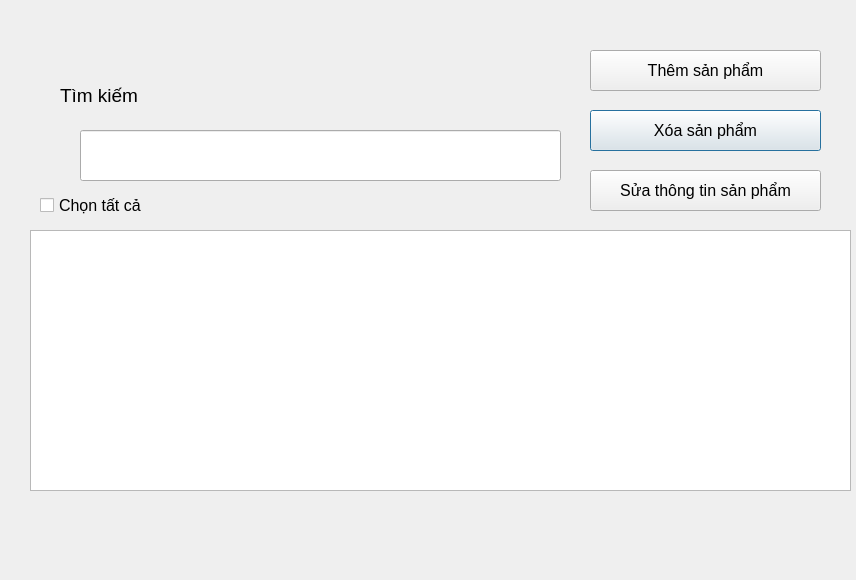
suofujita/nekolibro, file categorieswindow.ui: the form before one commit.
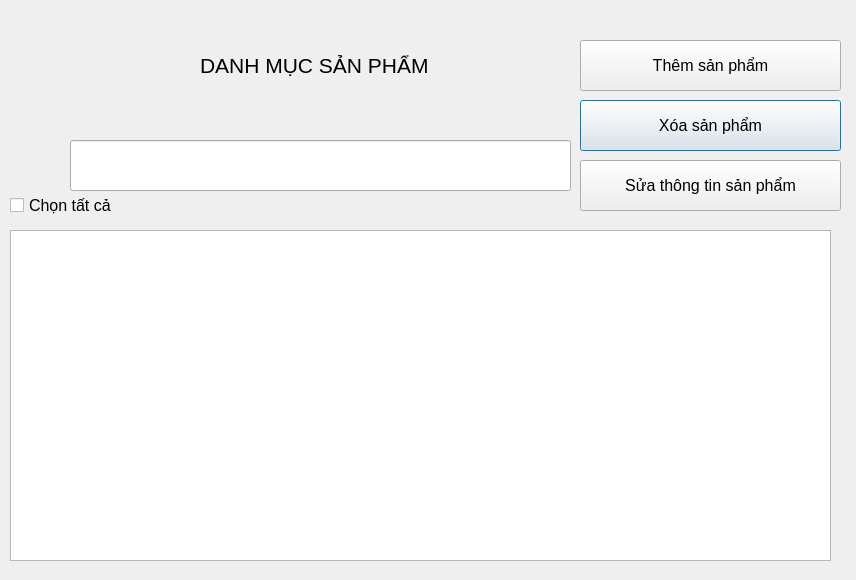
The form after the commit. Icons and pictures are not drawn.

What changed in the file:
```diff
--- a/categorieswindow.ui
+++ b/categorieswindow.ui
@@ -31,31 +31,13 @@
     <number>0</number>
    </property>
    <widget class="QWidget" name="main_categories">
-    <widget class="QLabel" name="label">
-     <property name="geometry">
-      <rect>
-       <x>50</x>
-       <y>60</y>
-       <width>481</width>
-       <height>51</height>
-      </rect>
-     </property>
-     <property name="font">
-      <font>
-       <pointsize>14</pointsize>
-      </font>
-     </property>
-     <property name="text">
-      <string>Tìm kiếm</string>
-     </property>
-    </widget>
     <widget class="QPushButton" name="remove_book">
      <property name="geometry">
       <rect>
-       <x>580</x>
-       <y>100</y>
-       <width>231</width>
-       <height>41</height>
+       <x>570</x>
+       <y>90</y>
+       <width>261</width>
+       <height>51</height>
       </rect>
      </property>
      <property name="font">
@@ -66,14 +48,24 @@
      <property name="text">
       <string>Xóa sản phẩm</string>
      </property>
+     <property name="icon">
+      <iconset resource="galeries.qrc">
+       <normaloff>:/image/remove_2.png</normaloff>:/image/remove_2.png</iconset>
+     </property>
+     <property name="iconSize">
+      <size>
+       <width>30</width>
+       <height>30</height>
+      </size>
+     </property>
     </widget>
     <widget class="QPushButton" name="to_add_book">
      <property name="geometry">
       <rect>
-       <x>580</x>
-       <y>40</y>
-       <width>231</width>
-       <height>41</height>
+       <x>570</x>
+       <y>30</y>
+       <width>261</width>
+       <height>51</height>
       </rect>
      </property>
      <property name="font">
@@ -84,13 +76,23 @@
      <property name="text">
       <string>Thêm sản phẩm</string>
      </property>
+     <property name="icon">
+      <iconset resource="galeries.qrc">
+       <normaloff>:/image/add.png</normaloff>:/image/add.png</iconset>
+     </property>
+     <property name="iconSize">
+      <size>
+       <width>30</width>
+       <height>30</height>
+      </size>
+     </property>
     </widget>
     <widget class="QLineEdit" name="search">
      <property name="geometry">
       <rect>
-       <x>70</x>
-       <y>120</y>
-       <width>481</width>
+       <x>60</x>
+       <y>130</y>
+       <width>501</width>
        <height>51</height>
       </rect>
      </property>
@@ -103,10 +105,10 @@
     <widget class="QPushButton" name="infor_edit">
      <property name="geometry">
       <rect>
-       <x>580</x>
-       <y>160</y>
-       <width>231</width>
-       <height>41</height>
+       <x>570</x>
+       <y>150</y>
+       <width>261</width>
+       <height>51</height>
       </rect>
      </property>
      <property name="font">
@@ -117,14 +119,24 @@
      <property name="text">
       <string>Sửa thông tin sản phẩm</string>
      </property>
+     <property name="icon">
+      <iconset resource="galeries.qrc">
+       <normaloff>:/image/edit.png</normaloff>:/image/edit.png</iconset>
+     </property>
+     <property name="iconSize">
+      <size>
+       <width>30</width>
+       <height>30</height>
+      </size>
+     </property>
     </widget>
     <widget class="QLabel" name="label_8">
      <property name="geometry">
       <rect>
        <x>0</x>
-       <y>110</y>
-       <width>61</width>
-       <height>61</height>
+       <y>130</y>
+       <width>51</width>
+       <height>41</height>
       </rect>
      </property>
      <property name="text">
@@ -140,10 +152,10 @@
     <widget class="QTableView" name="categories_table">
      <property name="geometry">
       <rect>
-       <x>20</x>
+       <x>0</x>
        <y>220</y>
        <width>821</width>
-       <height>261</height>
+       <height>331</height>
       </rect>
      </property>
      <property name="font">
@@ -158,7 +170,7 @@
     <widget class="QCheckBox" name="checkBox">
      <property name="geometry">
       <rect>
-       <x>30</x>
+       <x>0</x>
        <y>180</y>
        <width>121</width>
        <height>31</height>
@@ -173,6 +185,43 @@
       <string>Chọn tất cả</string>
      </property>
     </widget>
+    <widget class="QLabel" name="label">
+     <property name="geometry">
+      <rect>
+       <x>70</x>
+       <y>10</y>
+       <width>91</width>
+       <height>81</height>
+      </rect>
+     </property>
+     <property name="text">
+      <string/>
+     </property>
+     <property name="pixmap">
+      <pixmap resource="galeries.qrc">:/image/category.png</pixmap>
+     </property>
+     <property name="scaledContents">
+      <bool>true</bool>
+     </property>
+    </widget>
+    <widget class="QLabel" name="label_10">
+     <property name="geometry">
+      <rect>
+       <x>190</x>
+       <y>10</y>
+       <width>351</width>
+       <height>91</height>
+      </rect>
+     </property>
+     <property name="font">
+      <font>
+       <pointsize>16</pointsize>
+      </font>
+     </property>
+     <property name="text">
+      <string>DANH MỤC SẢN PHẨM</string>
+     </property>
+    </widget>
    </widget>
    <widget class="QWidget" name="add_book">
     <widget class="QLabel" name="label_2">
```
Left out of the diff: 105 changed lines with no effect on the pictures.
